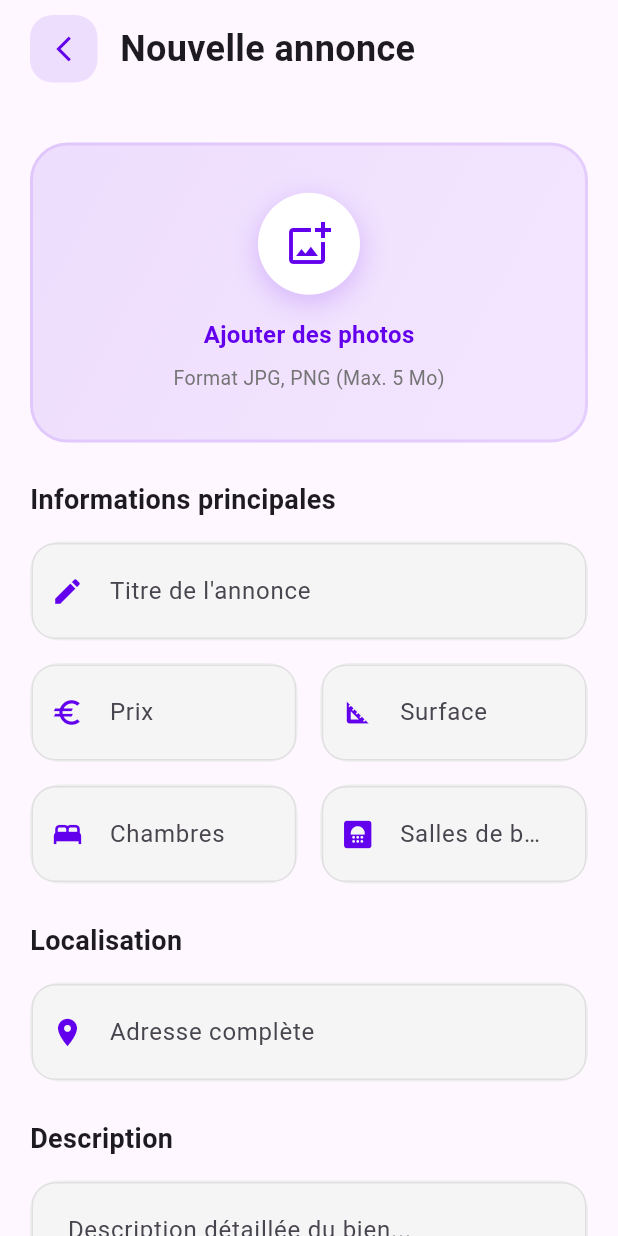
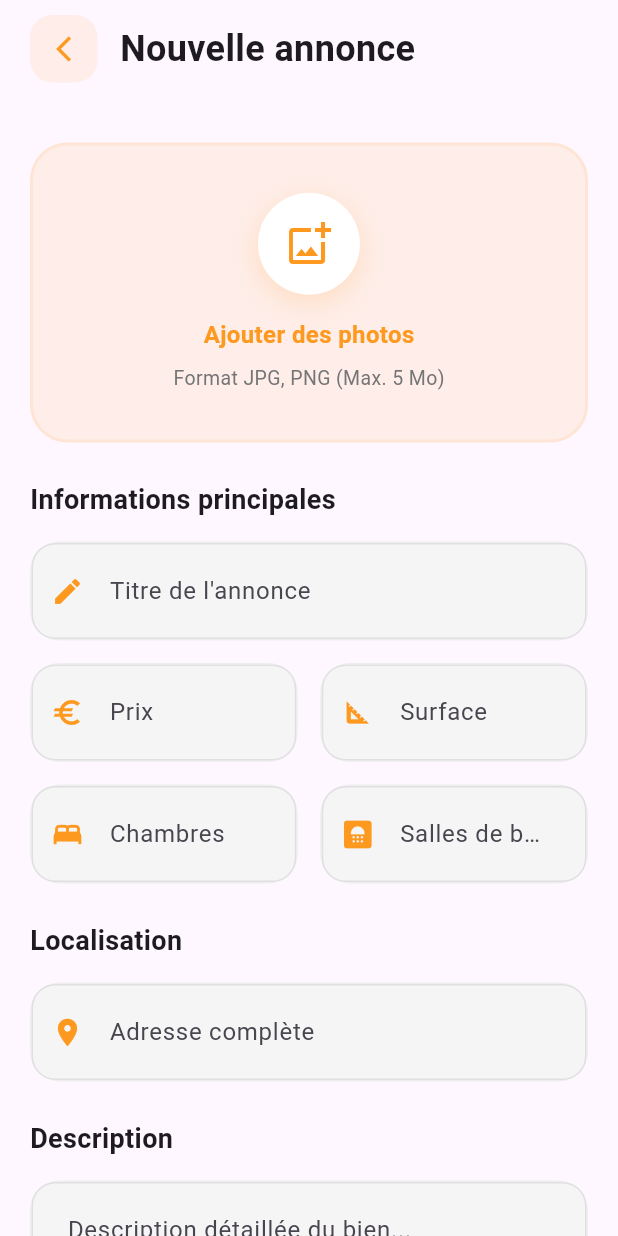
Before and after one commit to laspi0/booking-app, a Flutter app: the AddPage screen opened directly, on a phone screen of 412 x 824 dp. Run offline on Flutter 3.47's test engine with Material 3 defaults, Android fonts, the phone set to English and light mode, and no system bars; our stand-ins replace flutter_vector_icons.

Commit message:
add color to  add_pages

```diff
--- a/lib/screens/add_page.dart
+++ b/lib/screens/add_page.dart
@@ -22,12 +22,12 @@ class AddPage extends StatelessWidget {
                       height: 45,
                       width: 45,
                       decoration: BoxDecoration(
-                        color: const Color(0xFF6200EE).withOpacity(0.1),
+                        color: AppTheme.primaryColor.withOpacity(0.1),
                         borderRadius: BorderRadius.circular(15),
                       ),
                       child: const Icon(
                         Icons.arrow_back_ios_new,
-                        color: Color(0xFF6200EE),
+                        color: AppTheme.primaryColor,
                         size: 20,
                       ),
                     ),
@@ -56,13 +56,13 @@ class AddPage extends StatelessWidget {
                           begin: Alignment.topLeft,
                           end: Alignment.bottomRight,
                           colors: [
-                            const Color(0xFF6200EE).withOpacity(0.1),
-                            const Color(0xFF9747FF).withOpacity(0.1),
+                            AppTheme.primaryColor.withOpacity(0.1),
+                            AppTheme.primaryColor.withOpacity(0.1),
                           ],
                         ),
                         borderRadius: BorderRadius.circular(25),
                         border: Border.all(
-                          color: const Color(0xFF6200EE).withOpacity(0.1),
+                          color: AppTheme.primaryColor.withOpacity(0.1),
                           width: 2,
                         ),
                       ),
@@ -77,7 +77,7 @@ class AddPage extends StatelessWidget {
                                 shape: BoxShape.circle,
                                 boxShadow: [
                                   BoxShadow(
-                                    color: const Color(0xFF6200EE).withOpacity(0.2),
+                                    color: AppTheme.primaryColor.withOpacity(0.2),
                                     blurRadius: 15,
                                     offset: const Offset(0, 5),
                                   ),
@@ -85,7 +85,7 @@ class AddPage extends StatelessWidget {
                               ),
                               child: const Icon(
                                 Icons.add_photo_alternate_outlined,
-                                color: Color(0xFF6200EE),
+                                color: AppTheme.primaryColor,
                                 size: 32,
                               ),
                             ),
@@ -95,7 +95,7 @@ class AddPage extends StatelessWidget {
                               style: TextStyle(
                                 fontSize: 16,
                                 fontWeight: FontWeight.w600,
-                                color: Color(0xFF6200EE),
+                                color: AppTheme.primaryColor,
                               ),
                             ),
                             const SizedBox(height: 8),
@@ -186,12 +186,12 @@ class AddPage extends StatelessWidget {
                       height: 60,
                       decoration: BoxDecoration(
                         gradient: const LinearGradient(
-                          colors: [Color(0xFF6200EE), Color(0xFF9747FF)],
+                          colors: [AppTheme.primaryColor, AppTheme.primaryColor],
                         ),
                         borderRadius: BorderRadius.circular(20),
                         boxShadow: [
                           BoxShadow(
-                            color: const Color(0xFF6200EE).withOpacity(0.3),
+                            color: AppTheme.primaryColor.withOpacity(0.3),
                             blurRadius: 20,
                             offset: const Offset(0, 10),
                           ),
@@ -234,12 +234,12 @@ class AddPage extends StatelessWidget {
           hintText: hint,
           prefixIcon: Icon(
             icon,
-            color: const Color(0xFF6200EE),
+            color: AppTheme.primaryColor,
             size: 22,
           ),
           suffixText: suffix,
           suffixStyle: const TextStyle(
-            color: Color(0xFF6200EE),
+            color: AppTheme.primaryColor,
             fontWeight: FontWeight.w500,
           ),
           border: InputBorder.none,
```
